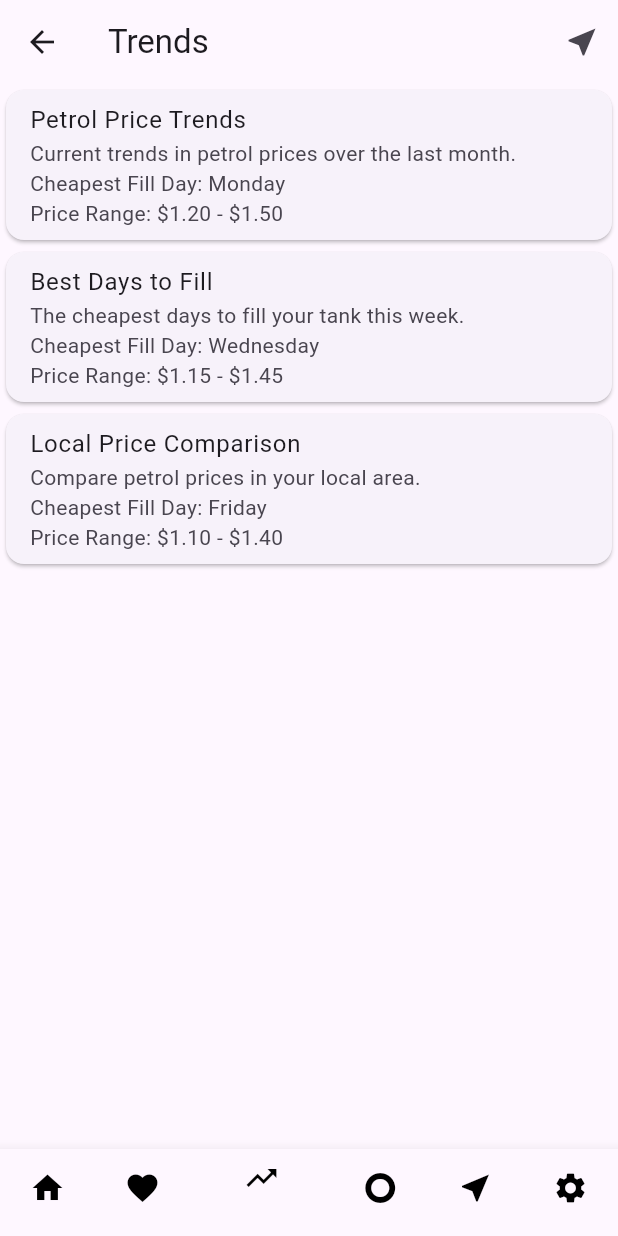
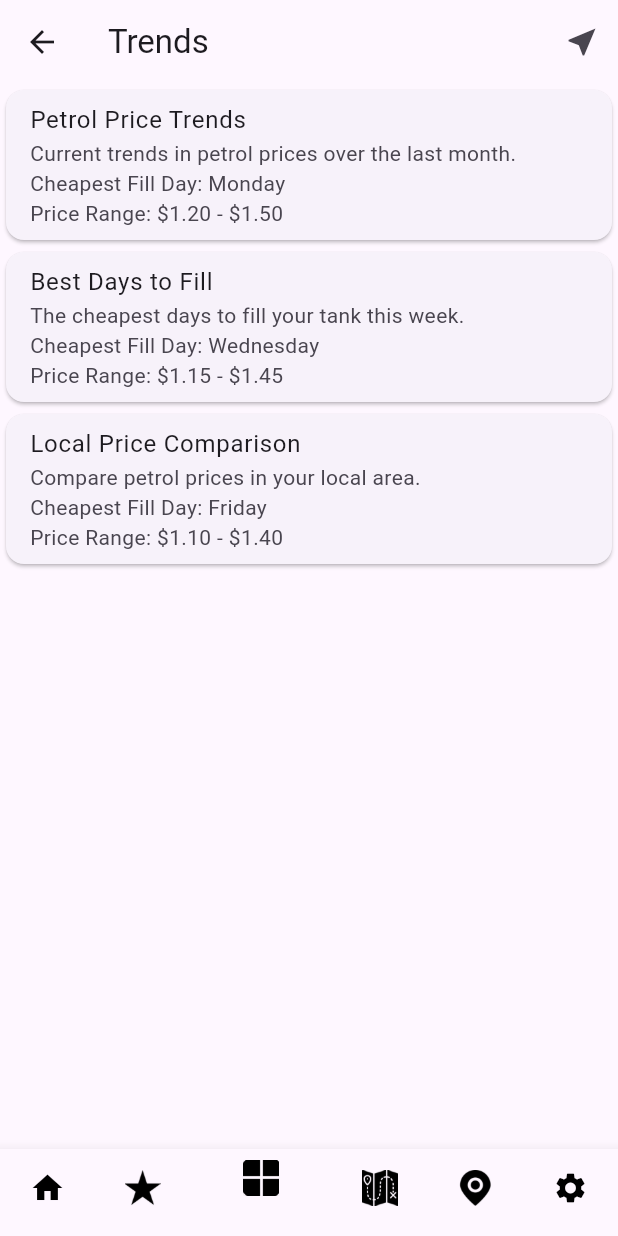
Before and after one commit to iamkonnect/FuelChecker, a Flutter app: the TrendsScreen screen opened by its route, on a phone screen of 412 x 824 dp. Run offline on Flutter 3.47's test engine with Material 3 defaults, Android fonts, the phone set to English and light mode, and no system bars; our stand-ins replace email_validator, fl_chart, flutter_map, flutter_rating_bar, geocoding, geolocator and 2 more; missing offline and left inert: flutter_map_directions, mailer.

Commit message:
Updated My Trip screen and navigation logic

```diff
--- a/lib/main.dart
+++ b/lib/main.dart
@@ -12,7 +12,7 @@ import 'screens/nearby_screen.dart';
 import 'screens/welcome_screen.dart';
 import 'screens/favorite_screen.dart';
 import 'screens/trends_screen.dart';
-import 'screens/my_trip_button_screen.dart';
+import 'screens/my_trip_screen.dart'; // Import MyTripScreen
 import 'screens/settings_screen.dart';
 import 'screens/filter_screen.dart';
 import 'screens/profile_screen.dart';
@@ -57,7 +57,7 @@ class MyApp extends StatelessWidget {
         '/fuel_map': (context) => const FuelMapScreen(fuelType: 'Blend E5'),
         '/favorites': (context) => const FavoriteScreen(),
         '/trends_screen': (context) => TrendsScreen(),
-        '/my_trips': (context) => const MyTripButtonScreen(),
+        '/my_trips': (context) => const MyTripScreen(), // Updated route
         '/settings': (context) => const SettingsScreen(),
         '/profile': (context) => const ProfileScreen(),
         '/about': (context) => const AboutScreen(),
--- a/lib/screens/trends_screen.dart
+++ b/lib/screens/trends_screen.dart
@@ -62,10 +62,10 @@ class TrendsScreen extends StatelessWidget {
       bottomNavigationBar: BottomNavigationBar(
         items: const [
           BottomNavigationBarItem(icon: Icon(Icons.home, color: Colors.black), label: 'Home'),
-          BottomNavigationBarItem(icon: Icon(Icons.favorite, color: Colors.black), label: 'Favorites'),
-          BottomNavigationBarItem(icon: Icon(Icons.trending_up, color: Colors.black), label: 'Trends'),
-          BottomNavigationBarItem(icon: Icon(Icons.trip_origin, color: Colors.black), label: 'My Trips'),
-          BottomNavigationBarItem(icon: Icon(Icons.near_me, color: Colors.black), label: 'Nearby'),
+          BottomNavigationBarItem(icon: ImageIcon(AssetImage('lib/assets/images/Favourites.png'), color: Colors.black), label: 'Favorites'),
+          BottomNavigationBarItem(icon: ImageIcon(AssetImage('lib/assets/images/Trends.png'), color: Colors.black), label: 'Trends'),
+          BottomNavigationBarItem(icon: ImageIcon(AssetImage('lib/assets/images/my trips.png'), color: Colors.black), label: 'My Trips'),
+          BottomNavigationBarItem(icon: ImageIcon(AssetImage('lib/assets/images/nearby.png'), color: Colors.black), label: 'Nearby'),
           BottomNavigationBarItem(icon: Icon(Icons.settings, color: Colors.black), label: 'Settings'),
         ],
         currentIndex: 2, // Set the current index based on your logic
```
Also changed, not shown: lib/screens/my_trip_screen.dart (+46 -5 lines), lib/screens/navigation_app.dart (+2 -5 lines), 1 other file.
